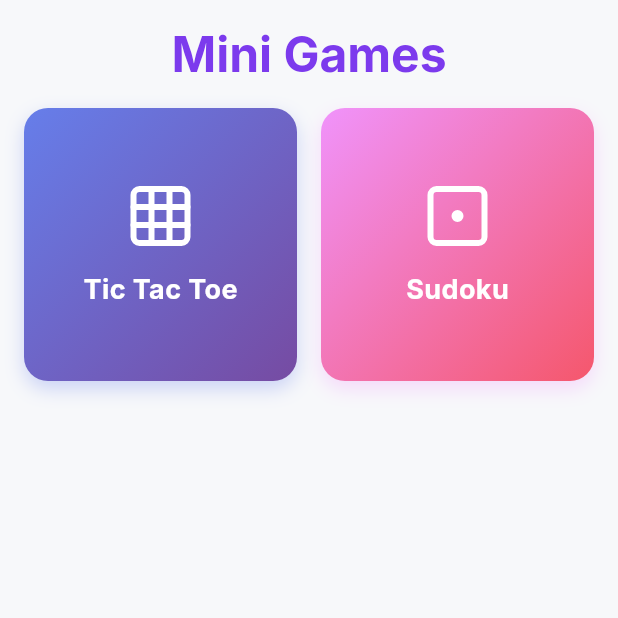
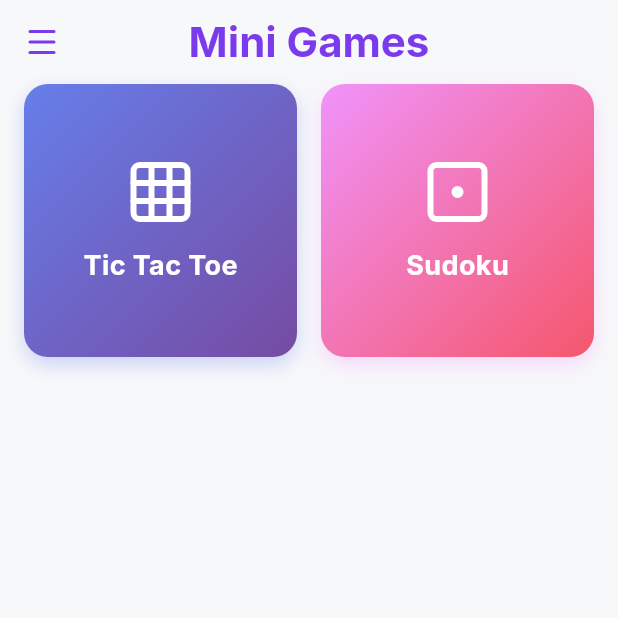
Before and after one commit to David-depug/7-12, a Flutter app: the MiniGamesScreen screen opened directly, on a phone screen of 412 x 824 dp, the top half of it. Run offline on Flutter 3.47's test engine with Material 3 defaults, Android fonts, the phone set to English and light mode, and no system bars; our stand-ins replace firebase_auth, firebase_core, fl_chart, flutter_animate, flutter_local_notifications, flutter_secure_storage and 4 more; missing offline and left inert: mailer, usage_stats; accounts and stored records are empty.

Commit message:
Add navigation menu to mini games screen

```diff
--- a/lib/screens/mini_games_screen.dart
+++ b/lib/screens/mini_games_screen.dart
@@ -3,6 +3,7 @@ import 'package:lucide_icons/lucide_icons.dart';
 import '../constants/app_colors.dart';
 import 'games/xoxo_game.dart';
 import 'games/sudoku_game.dart';
+import '../main.dart';
 
 class MiniGamesScreen extends StatefulWidget {
   const MiniGamesScreen({super.key});
@@ -15,20 +16,27 @@ class _MiniGamesScreenState extends State<MiniGamesScreen> {
   @override
   Widget build(BuildContext context) {
     return Scaffold(
+      appBar: AppBar(
+        backgroundColor: Colors.transparent,
+        elevation: 0,
+        leading: IconButton(
+          icon: const Icon(LucideIcons.menu, color: AppColors.purple),
+          onPressed: () {
+            rootNavScaffoldKey.currentState?.openDrawer();
+          },
+        ),
+        title: Text(
+          'Mini Games',
+          style: Theme.of(context).textTheme.headlineMedium?.copyWith(
+                fontWeight: FontWeight.bold,
+                color: AppColors.purple,
+              ),
+        ),
+        centerTitle: true,
+      ),
       body: SafeArea(
         child: Column(
           children: [
-            // Header
-            Padding(
-              padding: const EdgeInsets.all(16.0),
-              child: Text(
-                'Mini Games',
-                style: Theme.of(context).textTheme.headlineLarge?.copyWith(
-                      fontWeight: FontWeight.bold,
-                      color: AppColors.purple,
-                    ),
-              ),
-            ),
             // Games Grid
             Expanded(
               child: GridView.count(
```
